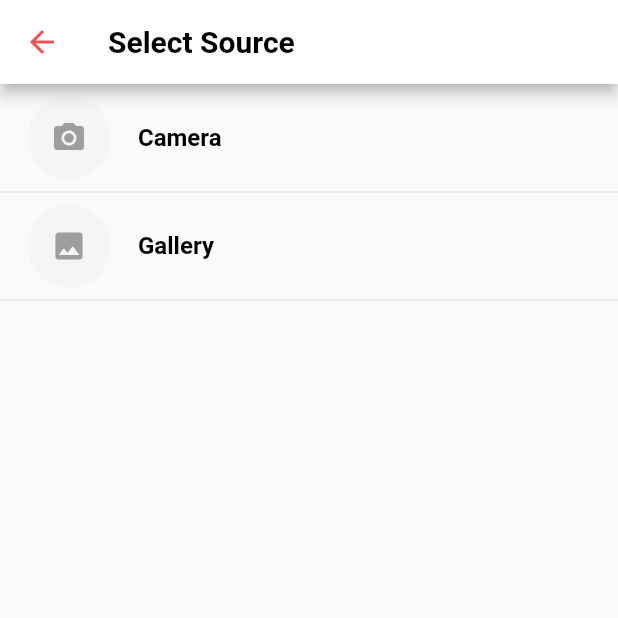
After one commit to atul-chaudhary/flutter_tinder_clone, a Flutter app: the SelectSource screen opened directly, on a phone screen of 412 x 824 dp, the top half of it. The commit adds this screen. Run offline on Flutter 3.47's test engine with Material 2 defaults, Android fonts, the phone set to English and light mode, and no system bars; our stand-ins replace firebase_auth, google_sign_in; missing offline and left inert: flutter_facebook_login; accounts and stored records are empty.

Commit message:
add camera access

```diff
--- /dev/null
+++ b/lib/addmedia/select_source.dart
@@ -0,0 +1,63 @@
+import 'package:flutter/material.dart';
+
+class SelectSource extends StatefulWidget {
+  @override
+  _SelectSourceState createState() => _SelectSourceState();
+}
+
+class _SelectSourceState extends State<SelectSource> {
+  @override
+  Widget build(BuildContext context) {
+    return Scaffold(
+      appBar: AppBar(
+        backgroundColor: Colors.white,
+        leading: IconButton(
+          icon: Icon(
+            Icons.arrow_back,
+            color: Colors.red[400],
+          ),
+          onPressed: () {
+            Navigator.pop(context);
+          },
+        ),
+        title: Text(
+          "Select Source",
+          style: TextStyle(color: Colors.black, fontWeight: FontWeight.bold),
+        ),
+      ),
+      body: Container(
+        margin: EdgeInsets.fromLTRB(0, 8, 0, 0),
+        child: ListView(
+          children: <Widget>[
+            ListTile(
+              leading: CircleAvatar(
+                radius: 30,
+                backgroundColor: Colors.grey[100],
+                child: Icon(Icons.camera_alt,color: Colors.grey,),
+              ),
+              title: Text(
+                'Camera',
+                style:
+                    TextStyle(color: Colors.black, fontWeight: FontWeight.bold),
+              ),
+            ),
+            Divider(),
+            ListTile(
+              leading: CircleAvatar(
+                radius: 30,
+                backgroundColor: Colors.grey[100],
+                child: Icon(Icons.photo,color: Colors.grey,),
+              ),
+              title: Text(
+                'Gallery',
+                style:
+                    TextStyle(color: Colors.black, fontWeight: FontWeight.bold),
+              ),
+            ),
+            Divider(),
+          ],
+        ),
+      ),
+    );
+  }
+}
--- a/pubspec.yaml
+++ b/pubspec.yaml
@@ -17,6 +17,9 @@ environment:
   sdk: ">=2.1.0 <3.0.0"
 
 dependencies:
+  camera: ^0.5.7+3
+  path_provider: ^1.5.1
+  path: ^1.6.4
   firebase_auth:
   cloud_firestore:
   firebase_core:
```
Also changed, not shown: lib/account_tab.dart (added, +166 -0 lines), lib/chat_tab.dart (added, +13 -0 lines), lib/tinderHomePage.dart (+28 -28 lines), assets/camera_icon.png (added), assets/edit_icon.png (added), assets/photo.jpg (added), assets/setting_icon.png (added), lib/editprofile/edit_profile_,main.dart (added), lib/settings/setting_main_page.dart (added), pubspec.lock.
